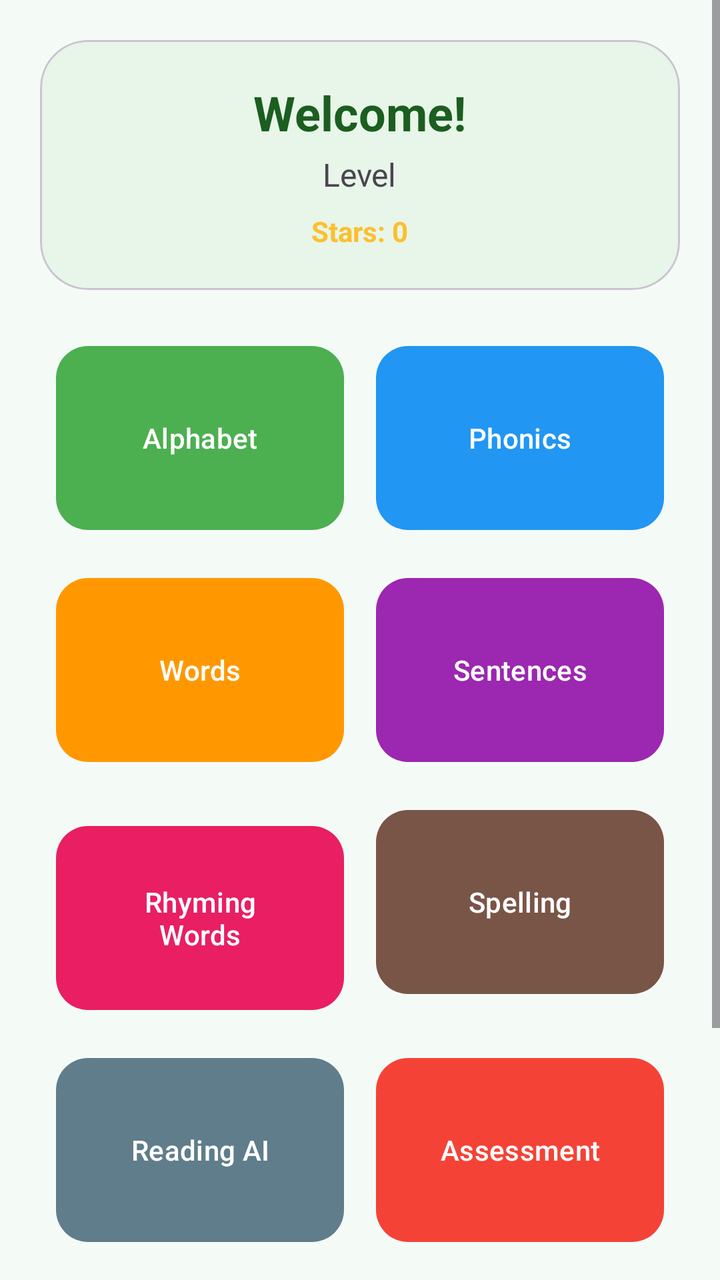
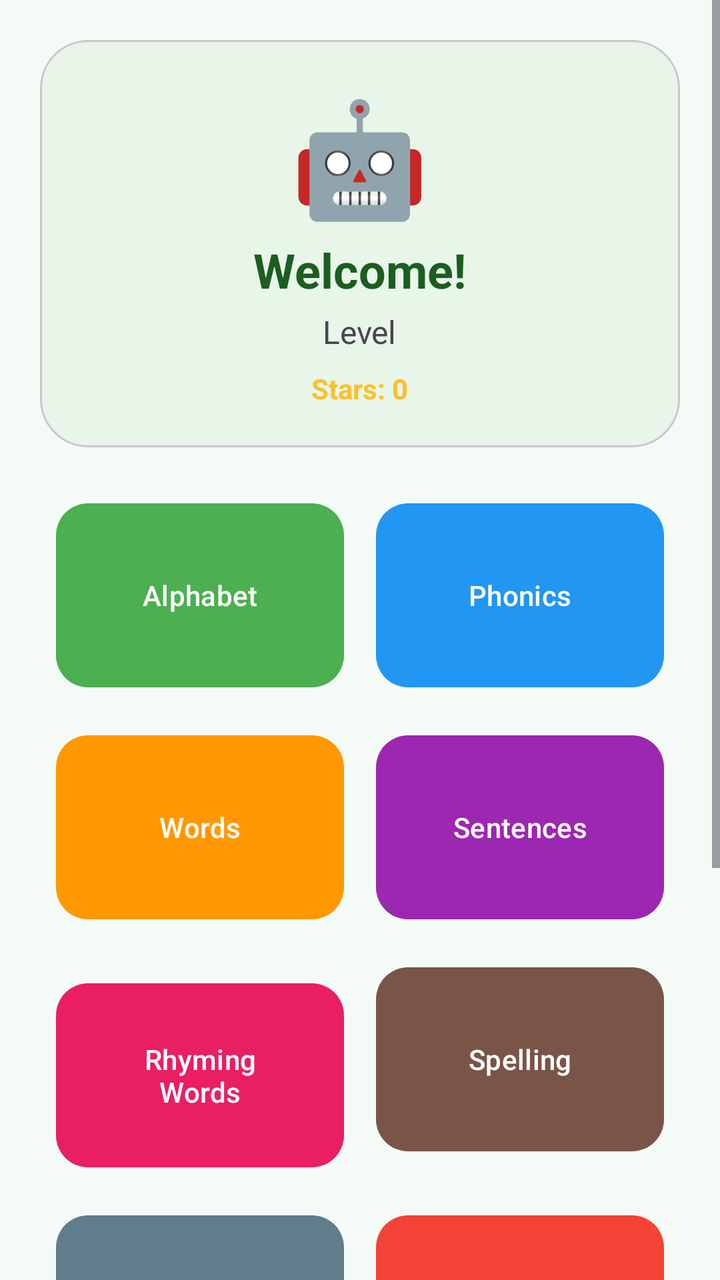

Before-and-after screenshots of an Android layout around one commit, followed by the original layout XML and the change that was made.
<!-- AndroidManifest.xml: application theme Theme.Casanesapps3 -->
<!-- res/layout/activity_student_dashboard.xml -->
<?xml version="1.0" encoding="utf-8"?>
<ScrollView xmlns:android="http://schemas.android.com/apk/res/android"
    xmlns:app="http://schemas.android.com/apk/res-auto"
    android:layout_width="match_parent"
    android:layout_height="match_parent"
    android:fillViewport="true"
    android:background="#F4FBF7">

    <LinearLayout
        android:layout_width="match_parent"
        android:layout_height="wrap_content"
        android:orientation="vertical"
        android:padding="20dp"
        android:gravity="center_horizontal">

        <com.google.android.material.card.MaterialCardView
            android:layout_width="match_parent"
            android:layout_height="wrap_content"
            android:layout_marginBottom="16dp"
            app:cardCornerRadius="24dp"
            app:cardBackgroundColor="#E8F5E9">

            <LinearLayout
                android:layout_width="match_parent"
                android:layout_height="wrap_content"
                android:orientation="vertical"
                android:padding="20dp"
                android:gravity="center">

                <TextView
                    android:id="@+id/tvWelcome"
                    android:layout_width="wrap_content"
                    android:layout_height="wrap_content"
                    android:text="Welcome!"
                    android:textSize="24sp"
                    android:textStyle="bold"
                    android:textColor="#1B5E20"/>

                <TextView
                    android:id="@+id/tvGrade"
                    android:layout_width="wrap_content"
                    android:layout_height="wrap_content"
                    android:text="Level"
                    android:textSize="16sp"
                    android:layout_marginTop="4dp"/>

                <TextView
                    android:id="@+id/tvStars"
                    android:layout_width="wrap_content"
                    android:layout_height="wrap_content"
                    android:text="Stars: 0"
                    android:textStyle="bold"
                    android:textColor="#FBC02D"
                    android:layout_marginTop="8dp"/>
            </LinearLayout>
        </com.google.android.material.card.MaterialCardView>

        <GridLayout
            android:layout_width="match_parent"
            android:layout_height="wrap_content"
            android:columnCount="2"
            android:alignmentMode="alignMargins">

            <com.google.android.material.button.MaterialButton
                android:id="@+id/btnAlphabet"
                android:layout_width="0dp"
                android:layout_height="100dp"
                android:layout_columnWeight="1"
                android:layout_margin="8dp"
                android:text="Alphabet"
                app:backgroundTint="#4CAF50"
                app:cornerRadius="16dp"/>

            <com.google.android.material.button.MaterialButton
                android:id="@+id/btnPhonics"
                android:layout_width="0dp"
                android:layout_height="100dp"
                android:layout_columnWeight="1"
                android:layout_margin="8dp"
                android:text="Phonics"
                app:backgroundTint="#2196F3"
                app:cornerRadius="16dp"/>

            <com.google.android.material.button.MaterialButton
                android:id="@+id/btnWords"
                android:layout_width="0dp"
                android:layout_height="100dp"
                android:layout_columnWeight="1"
                android:layout_margin="8dp"
                android:text="Words"
                app:backgroundTint="#FF9800"
                app:cornerRadius="16dp"/>

            <com.google.android.material.button.MaterialButton
                android:id="@+id/btnSentences"
                android:layout_width="0dp"
                android:layout_height="100dp"
                android:layout_columnWeight="1"
                android:layout_margin="8dp"
                android:text="Sentences"
                app:backgroundTint="#9C27B0"
                app:cornerRadius="16dp"/>

            <com.google.android.material.button.MaterialButton
                android:id="@+id/btnStories"
                android:layout_width="0dp"
                android:layout_height="100dp"
                android:layout_columnWeight="1"
                android:layout_margin="8dp"
                android:text="Rhyming Words"
                app:backgroundTint="#E91E63"
                app:cornerRadius="16dp"/>

            <com.google.android.material.button.MaterialButton
                android:id="@+id/btnSpelling"
                android:layout_width="0dp"
                android:layout_height="100dp"
                android:layout_columnWeight="1"
                android:layout_margin="8dp"
                android:text="Spelling"
                app:backgroundTint="#795548"
                app:cornerRadius="16dp"/>

            <com.google.android.material.button.MaterialButton
                android:id="@+id/btnReadingAI"
                android:layout_width="0dp"
                android:layout_height="100dp"
                android:layout_columnWeight="1"
                android:layout_margin="8dp"
                android:text="Reading AI"
                app:backgroundTint="#607D8B"
                app:cornerRadius="16dp"/>

            <com.google.android.material.button.MaterialButton
                android:id="@+id/btnAssessment"
                android:layout_width="0dp"
                android:layout_height="100dp"
                android:layout_columnWeight="1"
                android:layout_margin="8dp"
                android:text="Assessment"
                app:backgroundTint="#F44336"
                app:cornerRadius="16dp"/>

        </GridLayout>

        <com.google.android.material.button.MaterialButton
            android:id="@+id/btnProfile"
            android:layout_width="match_parent"
            android:layout_height="60dp"
            android:layout_marginTop="16dp"
            android:text="My Profile"
            app:backgroundTint="#3F51B5"
            app:cornerRadius="16dp"/>

        <Button
            android:id="@+id/btnLogout"
            android:layout_width="wrap_content"
            android:layout_height="wrap_content"
            android:layout_marginTop="20dp"
            android:text="Logout"
            style="?android:attr/borderlessButtonStyle"
            android:textColor="#D32F2F"/>

    </LinearLayout>
</ScrollView>
<!-- resources referenced by this layout -->
<resources>
  <style name="Theme.Casanesapps3" parent="Base.Theme.Casanesapps3" />
  <style name="Base.Theme.Casanesapps3" parent="Theme.Material3.DayNight.NoActionBar">
          
          <item name="colorPrimary">@color/primary</item>
          <item name="colorPrimaryVariant">@color/primary_dark</item>
          <item name="colorSecondary">@color/accent</item>
          <item name="android:windowBackground">@color/background</item>
          <item name="android:statusBarColor">@color/primary_dark</item>
      </style>
  <color name="primary">#2E7D32</color>
  <color name="primary_dark">#1B5E20</color>
  <color name="accent">#FBC02D</color>
  <color name="background">#E8F5E9</color>
</resources>

<!-- the commit's change to res/layout/activity_student_dashboard.xml (unified diff, before → after) -->
@@ -26,6 +26,15 @@
                 android:orientation="vertical"
                 android:padding="20dp"
                 android:gravity="center">
+
+                <TextView
+                    android:id="@+id/tvAvatar"
+                    android:layout_width="wrap_content"
+                    android:layout_height="wrap_content"
+                    android:text="🤖"
+                    android:textSize="56sp"
+                    android:layout_marginBottom="4dp"
+                    android:contentDescription="My Avatar" />
 
                 <TextView
                     android:id="@+id/tvWelcome"
@@ -144,6 +153,16 @@
         </GridLayout>
 
         <com.google.android.material.button.MaterialButton
+            android:id="@+id/btnAvatarShop"
+            android:layout_width="match_parent"
+            android:layout_height="60dp"
+            android:layout_marginTop="8dp"
+            android:text="🛍️ Avatar Shop"
+            app:backgroundTint="#009688"
+            app:cornerRadius="16dp"
+            android:textAllCaps="false"/>
+
+        <com.google.android.material.button.MaterialButton
             android:id="@+id/btnProfile"
             android:layout_width="match_parent"
             android:layout_height="60dp"
